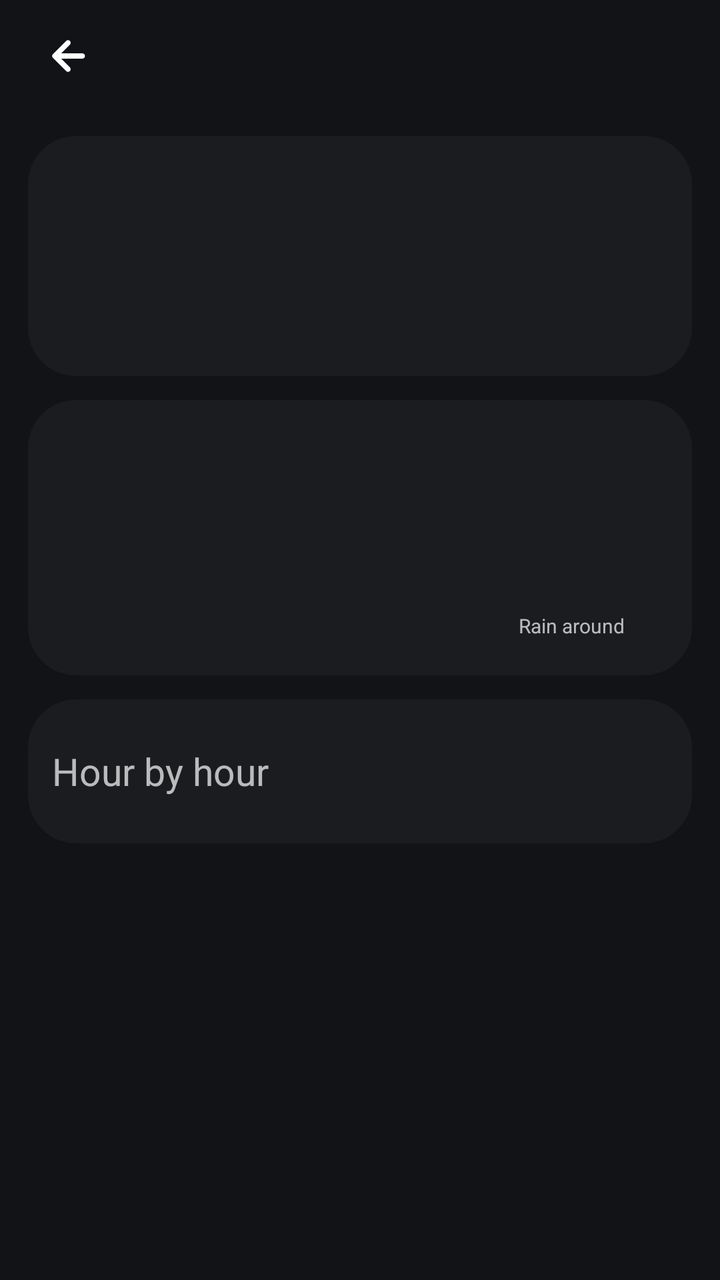
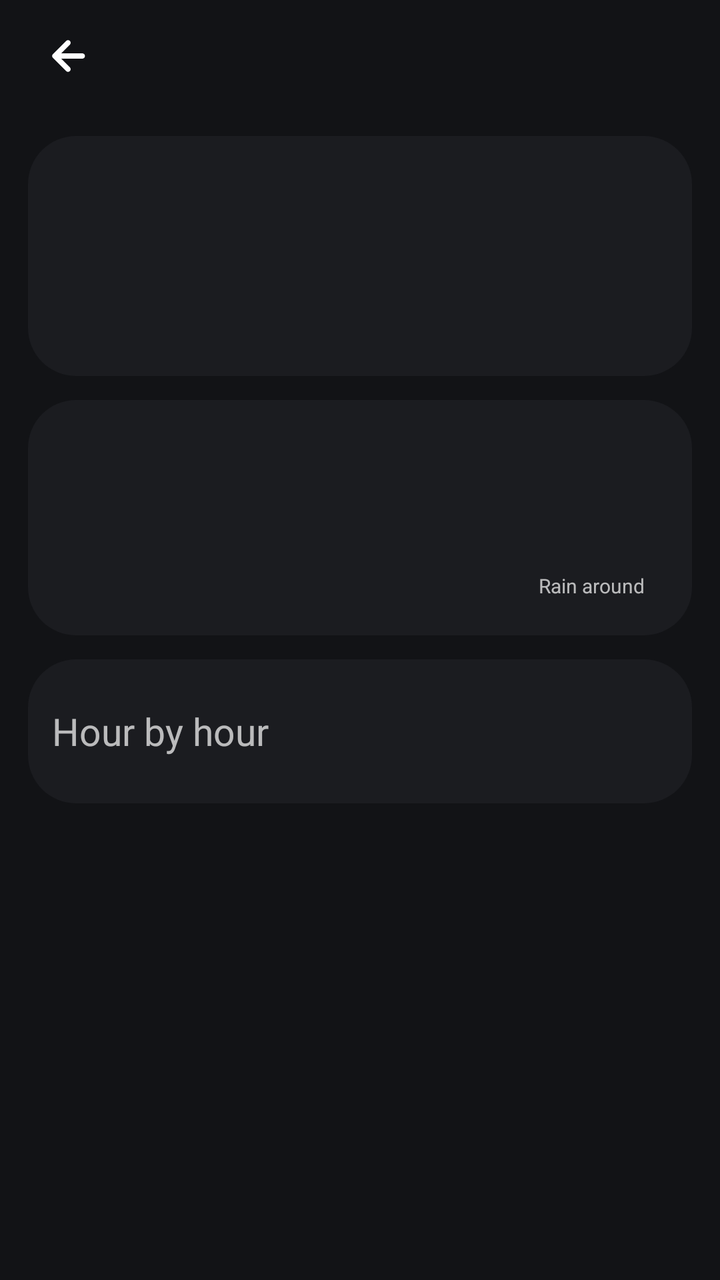

An Android layout rendered at two revisions. The XML below is the earlier revision; the diff shows what the commit changed to produce the second picture.
<!-- AndroidManifest.xml: application theme Theme.SunW -->
<!-- res/layout/activity_weather_day.xml -->
<?xml version="1.0" encoding="utf-8"?>
<ScrollView xmlns:android="http://schemas.android.com/apk/res/android"
    android:id="@+id/day_page"
    android:layout_width="match_parent"
    android:layout_height="match_parent"
    android:fitsSystemWindows="true">

    <LinearLayout
        android:layout_width="match_parent"
        android:layout_height="wrap_content"
        android:orientation="vertical"
        android:paddingBottom="24dp">

        <TextView
            android:id="@+id/day_back"
            android:layout_width="wrap_content"
            android:layout_height="56dp"
            android:layout_marginStart="12dp"
            android:background="?android:attr/selectableItemBackground"
            android:ellipsize="end"
            android:gravity="center_vertical"
            android:maxLines="1"
            android:drawableStart="@drawable/ic_arrow_back"
            android:drawablePadding="12dp"
            android:paddingHorizontal="10dp"
            android:textSize="24sp" />

        <HorizontalScrollView
            android:id="@+id/day_tabs_scroll"
            android:layout_width="match_parent"
            android:layout_height="wrap_content"
            android:paddingHorizontal="10dp"
            android:scrollbars="none">

            <LinearLayout
                android:id="@+id/day_tabs"
                android:layout_width="wrap_content"
                android:layout_height="wrap_content"
                android:orientation="horizontal" />
        </HorizontalScrollView>

        
        <LinearLayout
            android:id="@+id/day_content"
            android:layout_width="match_parent"
            android:layout_height="wrap_content"
            android:orientation="vertical">

        <LinearLayout
            android:id="@+id/day_hero"
            android:layout_width="match_parent"
            android:layout_height="wrap_content"
            android:layout_marginHorizontal="14dp"
            android:layout_marginTop="12dp"
            android:background="@drawable/card_background"
            android:gravity="center_vertical"
            android:orientation="horizontal"
            android:padding="18dp">

            <ImageView
                android:id="@+id/day_icon"
                android:layout_width="84dp"
                android:layout_height="84dp"
                android:layout_marginEnd="12dp"
                android:importantForAccessibility="no" />

            <LinearLayout
                android:layout_width="0dp"
                android:layout_height="wrap_content"
                android:layout_weight="1"
                android:orientation="vertical">

                <TextView
                    android:id="@+id/day_title"
                    android:layout_width="wrap_content"
                    android:layout_height="wrap_content"
                    android:fontFamily="sans-serif-light"
                    android:textSize="22sp" />

                <TextView
                    android:id="@+id/day_desc"
                    android:layout_width="wrap_content"
                    android:layout_height="wrap_content"
                    android:layout_marginTop="4dp"
                    android:textSize="15sp" />

            </LinearLayout>

            <LinearLayout
                android:id="@+id/day_pills"
                android:layout_width="wrap_content"
                android:layout_height="wrap_content"
                android:orientation="vertical" />
        </LinearLayout>

        <LinearLayout
            android:id="@+id/day_info_card"
            android:layout_width="match_parent"
            android:layout_height="wrap_content"
            android:layout_marginHorizontal="14dp"
            android:layout_marginTop="12dp"
            android:background="@drawable/card_background"
            android:gravity="center_vertical"
            android:orientation="horizontal"
            android:padding="18dp">

            <TextView
                android:id="@+id/day_info"
                android:layout_width="0dp"
                android:layout_height="wrap_content"
                android:layout_weight="1"
                android:lineSpacingExtra="6dp"
                android:textSize="14sp" />

            
            <LinearLayout
                android:id="@+id/day_rainspot_box"
                android:layout_width="wrap_content"
                android:layout_height="wrap_content"
                android:layout_marginStart="12dp"
                android:gravity="center_horizontal"
                android:orientation="vertical">

                <ImageView
                    android:id="@+id/day_rainspot"
                    android:layout_width="84dp"
                    android:layout_height="84dp"
                    android:contentDescription="@string/rainspot_label" />

                <TextView
                    android:id="@+id/day_rainspot_label"
                    android:layout_width="wrap_content"
                    android:layout_height="wrap_content"
                    android:layout_marginTop="4dp"
                    android:text="@string/rainspot_label"
                    android:textSize="10sp" />
            </LinearLayout>
        </LinearLayout>

        <LinearLayout
            android:id="@+id/day_hourly_card"
            android:layout_width="match_parent"
            android:layout_height="wrap_content"
            android:layout_marginHorizontal="14dp"
            android:layout_marginTop="12dp"
            android:background="@drawable/card_background"
            android:orientation="vertical"
            android:paddingHorizontal="12dp"
            android:paddingVertical="18dp">

            <LinearLayout
                android:layout_width="match_parent"
                android:layout_height="wrap_content"
                android:gravity="center_vertical"
                android:orientation="horizontal">

                <TextView
                    android:id="@+id/day_hourly_title"
                    android:layout_width="0dp"
                    android:layout_height="wrap_content"
                    android:layout_weight="1"
                    android:text="@string/detail_hourly"
                    android:textSize="19sp" />

                <TextView
                    android:id="@+id/day_step"
                    android:layout_width="wrap_content"
                    android:layout_height="36dp"
                    android:background="?android:attr/selectableItemBackground"
                    android:gravity="center"
                    android:paddingHorizontal="10dp"
                    android:textSize="15.5sp" />
            </LinearLayout>

            <LinearLayout
                android:id="@+id/day_hours"
                android:layout_width="match_parent"
                android:layout_height="wrap_content"
                android:orientation="vertical" />
        </LinearLayout>

        </LinearLayout>

        <TextView
            android:id="@+id/day_status"
            android:layout_width="match_parent"
            android:layout_height="wrap_content"
            android:layout_marginTop="12dp"
            android:gravity="center_horizontal"
            android:paddingHorizontal="22dp"
            android:textSize="13sp" />
    </LinearLayout>
</ScrollView>
<!-- resources referenced by this layout -->
<resources>
  <!-- drawable card_background (drawable) -->
  <?xml version="1.0" encoding="utf-8"?>
  <shape xmlns:android="http://schemas.android.com/apk/res/android" android:shape="rectangle">
      <corners android:radius="24dp" />
      <solid android:color="#FF1B1C20" />
  </shape>
  <!-- drawable ic_arrow_back (drawable) -->
  <?xml version="1.0" encoding="utf-8"?>
  <vector xmlns:android="http://schemas.android.com/apk/res/android"
      android:width="24dp"
      android:height="24dp"
      android:viewportWidth="960"
      android:viewportHeight="960">
      <group android:translateY="960">
          <path
              android:fillColor="#FFFFFFFF"
              android:pathData="m344.09-427 173.95 173.96q15.96 15.95 15.74 37.61-.21 21.65-16.17 37.6-15.96 14.96-37.61 15.18-21.65.22-37.61-15.74l-264-264q-7.69-7.7-11.61-17.52-3.91-9.83-3.91-20.09t3.91-20.09q3.92-9.82 11.61-17.52l264.57-264.56q15.52-15.53 37.11-15.53 21.58 0 37.54 15.53 15.96 15.95 15.96 37.82t-15.96 37.83L344.09-533h422.13q22.08 0 37.54 15.46 15.46 15.45 15.46 37.54t-15.46 37.54Q788.3-427 766.22-427H344.09Z" />
      </group>
  </vector>
  <string name="detail_hourly">Hour by hour</string>
  <string name="rainspot_label">Rain around</string>
  <style name="Theme.SunW" parent="android:Theme.Material.NoActionBar">
          <item name="android:colorAccent">#FFB547</item>
          <item name="android:windowBackground">@color/page_background</item>
          <item name="android:windowAnimationStyle">@style/PageTransitions</item>
      </style>
  <color name="page_background">#121316</color>
  <style name="PageTransitions" parent="@android:style/Animation.Activity">
          <item name="android:activityOpenEnterAnimation">@anim/page_open_enter</item>
          <item name="android:activityOpenExitAnimation">@anim/page_open_exit</item>
          <item name="android:activityCloseEnterAnimation">@anim/page_close_enter</item>
          <item name="android:activityCloseExitAnimation">@anim/page_close_exit</item>
      </style>
</resources>

<!-- the commit's change to res/layout/activity_weather_day.xml (unified diff, before → after) -->
@@ -123,8 +123,8 @@
 
                 <ImageView
                     android:id="@+id/day_rainspot"
-                    android:layout_width="84dp"
-                    android:layout_height="84dp"
+                    android:layout_width="64dp"
+                    android:layout_height="64dp"
                     android:contentDescription="@string/rainspot_label" />
 
                 <TextView
